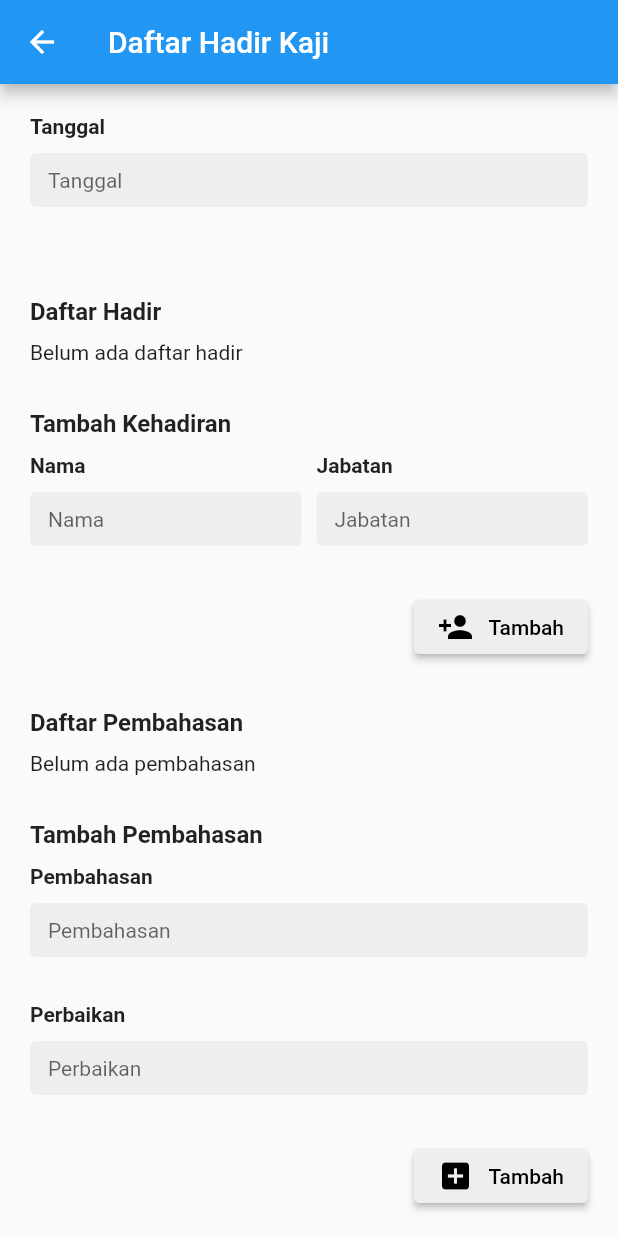
After one commit to jpngeekudin/halal-chain-android, a Flutter app: the UmkmDaftarHadirKajiPage screen opened directly, on a phone screen of 412 x 824 dp. The commit adds this screen. Run offline on Flutter 3.47's test engine with Material 2 defaults, Android fonts, the phone set to English and light mode, and no system bars; our stand-ins replace dio, dotted_border, file_picker, flutter_secure_storage, google_fonts, logger; accounts and stored records are empty.

Commit message:
umkm pembahsan page

```diff
--- a/lib/models/umkm_model.dart
+++ b/lib/models/umkm_model.dart
@@ -74,3 +74,18 @@ class UmkmSoalAudit {
     jawaban = jawaban;
   }
 }
+
+class UmkmDaftarHadirKaji {
+  String nama;
+  String jabatan;
+  String? paraf;
+
+  UmkmDaftarHadirKaji(this.nama, this.jabatan, this.paraf);
+}
+
+class UmkmDaftarHadirKajiPembahasan {
+  String pembahasan;
+  String perbaikan;
+
+  UmkmDaftarHadirKajiPembahasan(this.pembahasan, this.perbaikan);
+}
--- a/lib/pages/home_page.dart
+++ b/lib/pages/home_page.dart
@@ -7,6 +7,7 @@ import 'package:halal_chain/models/user_data_model.dart';
 import 'package:halal_chain/pages/profile_page.dart';
 import 'package:halal_chain/pages/umkm_pages/umkm_audit_internal_2_page.dart';
 import 'package:halal_chain/pages/umkm_pages/umkm_audit_internal_page.dart';
+import 'package:halal_chain/pages/umkm_pages/umkm_daftar_hadir_kaji_page.dart';
 import 'package:halal_chain/pages/umkm_pages/umkm_detail_insert_page.dart';
 import 'package:halal_chain/pages/umkm_pages/umkm_evaluasi_page.dart';
 import 'package:halal_chain/pages/umkm_pages/umkm_penilaian_page.dart';
@@ -194,6 +195,15 @@ class HomePage extends StatelessWidget {
                             context: context,
                             route: MaterialPageRoute(builder: (context) => UmkmAuditInternal2Page())
                           ),
+                        ),
+                        Container(
+                          margin: EdgeInsets.only(bottom: 20),
+                          child: _getMenuItem(
+                            title: 'Daftar Hadir Kajian',
+                            subtitle: 'Mengisi daftar hadir kajian',
+                            context: context,
+                            route: MaterialPageRoute(builder: (context) => UmkmDaftarHadirKajiPage())
+                          ),
                         )],
 
 
--- /dev/null
+++ b/lib/pages/umkm_pages/umkm_daftar_hadir_kaji_page.dart
@@ -0,0 +1,358 @@
+import 'package:flutter/material.dart';
+import 'package:halal_chain/helpers/date_helper.dart';
+import 'package:halal_chain/helpers/form_helper.dart';
+import 'package:halal_chain/models/umkm_model.dart';
+import 'package:logger/logger.dart';
+
+class UmkmDaftarHadirKajiPage extends StatefulWidget {
+  const UmkmDaftarHadirKajiPage({ Key? key }) : super(key: key);
+
+  @override
+  State<UmkmDaftarHadirKajiPage> createState() => _UmkmDaftarHadirKajiPageState();
+}
+
+class _UmkmDaftarHadirKajiPageState extends State<UmkmDaftarHadirKajiPage> {
+
+  final _tanggalController = TextEditingController();
+  DateTime? _tanggalModel;
+
+  final _namaController = TextEditingController();
+  final _jabatanController = TextEditingController();
+  final _parafController = TextEditingController();
+
+  final _pembahasanController = TextEditingController();
+  final _perbaikanController = TextEditingController();
+
+  List<UmkmDaftarHadirKaji> _daftarHadir = [];
+  List<UmkmDaftarHadirKajiPembahasan> _daftarPembahasan = [];
+
+  final _titleTextStyle = TextStyle(
+    fontWeight: FontWeight.bold,
+    fontSize: 16,
+  );
+
+  Widget _getHadirItem(UmkmDaftarHadirKaji kehadiran) {
+    return Container(
+      width: double.infinity,
+      padding: EdgeInsets.symmetric(vertical: 10, horizontal: 20),
+      margin: EdgeInsets.only(bottom: 10),
+      decoration: BoxDecoration(
+        border: Border.all(
+          color: Theme.of(context).dividerColor,
+        ),
+        borderRadius: BorderRadius.circular(10),
+      ),
+      child: Row(
+        crossAxisAlignment: CrossAxisAlignment.center,
+        children: [
+          Expanded(
+            child: Column(
+              crossAxisAlignment: CrossAxisAlignment.start,
+              children: [
+                Text(kehadiran.nama, style: TextStyle(
+                  fontWeight: FontWeight.bold
+                )),
+                SizedBox(height: 5),
+                Text(kehadiran.jabatan, style: TextStyle(
+                  color: Colors.grey[600]
+                ))
+              ],
+            ),
+          ),
+          InkWell(
+            onTap: () => _removeKehadiran(kehadiran),
+            child: Icon(Icons.remove, color: Colors.red),
+          )
+        ],
+      )
+    );
+  }
+
+  Widget _getTablePembahsan(List<UmkmDaftarHadirKajiPembahasan> daftarPembahasan) {
+    Widget getTableCell(Widget content) {
+      return TableCell(
+        child: Container(
+          padding: EdgeInsets.all(10),
+          child: content
+        ),
+      );
+    }
+
+    return Table(
+      border: TableBorder.all(
+        color: Theme.of(context).dividerColor
+      ),
+      columnWidths: {
+        0: FlexColumnWidth(),
+        1: FlexColumnWidth(),
+        2: FixedColumnWidth(42)
+      },
+      children: [
+        TableRow(
+          children: [
+            getTableCell(
+              Text('Pembahasan', style: TextStyle(
+                fontWeight: FontWeight.bold
+              ))
+            ),
+            getTableCell(
+              Text('Perbaikan', style: TextStyle(
+                fontWeight: FontWeight.bold
+              ))
+            ),
+            getTableCell(
+              Icon(Icons.more_horiz)
+            ),
+          ]
+        ),
+        ..._daftarPembahasan.map((pembahasan) {
+          return TableRow(
+            children: [
+              getTableCell(
+                Text(pembahasan.pembahasan)
+              ),
+              getTableCell(
+                Text(pembahasan.perbaikan)
+              ),
+              getTableCell(
+                InkWell(
+                  onTap: () => _removePembahasan(pembahasan),
+                  child: Icon(Icons.remove, color: Colors.red)
+                )
+              ),
+            ]
+          );
+        })
+      ],
+    );
+  }
+
+  void _addKehadiran() {
+    if (
+      _namaController.text.isEmpty ||
+      _jabatanController.text.isEmpty
+    ) {
+      final snackBar = SnackBar(content: Text('Harap isi semua field yang dibutuhkan.'));
+      ScaffoldMessenger.of(context).showSnackBar(snackBar);
+      return;
+    }
+
+    final kehadiran = UmkmDaftarHadirKaji(_namaController.text, _jabatanController.text, '');
+    setState(() => _daftarHadir.add(kehadiran));
+
+    _namaController.text = '';
+    _jabatanController.text = '';
+    _parafController.text = '';
+  }
+
+  void _removeKehadiran(UmkmDaftarHadirKaji kehadiran) {
+    setState(() => _daftarHadir.remove(kehadiran));
+  }
+
+  void _addPembahasan() {
+    if (
+      _pembahasanController.text.isEmpty ||
+      _perbaikanController.text.isEmpty
+    ) {
+      final snackBar = SnackBar(content: Text('Harap isi semua field yang dibutuhkan.'));
+      ScaffoldMessenger.of(context).showSnackBar(snackBar);
+      return;
+    }
+
+    final pembahasan = UmkmDaftarHadirKajiPembahasan(_pembahasanController.text, _perbaikanController.text);
+    setState(() => _daftarPembahasan.add(pembahasan));
+
+    _pembahasanController.text = '';
+    _perbaikanController.text = '';
+  }
+
+  void _removePembahasan(UmkmDaftarHadirKajiPembahasan pembahasan) {
+    setState(() => _daftarPembahasan.remove(pembahasan));
+  }
+
+  void _submit() async {
+    String? error;
+    if (_daftarPembahasan.isEmpty) error = 'Harap isi pembahasan';
+    if (_daftarHadir.isEmpty) error = 'Harap isi daftar hadir!';
+    if (_tanggalModel == null) error = 'Harap isi tanggal!';
+
+    if (error != null) {
+      final snackBar = SnackBar(content: Text(error));
+      ScaffoldMessenger.of(context).showSnackBar(snackBar);
+      return;
+    }
+
+    final params = {
+      'id': '',
+      'tanggal': _tanggalModel?.millisecondsSinceEpoch,
+      'list_orang': _daftarHadir.map((hadir) => {
+        'nama': hadir.nama,
+        'jabatan': hadir.jabatan,
+        'paraf': hadir.paraf
+      }).toList(),
+      'pembahasan': _daftarPembahasan.map((pembahasan) => {
+        'pembahasan': pembahasan.pembahasan,
+        'perbaikan': pembahasan.perbaikan
+      }).toList()
+    };
+
+    final logger = Logger();
+    logger.i(params);
+  }
+
+  @override
+  Widget build(BuildContext context) {
+    return Scaffold(
+      appBar: AppBar(
+        title: Text('Daftar Hadir Kaji'),
+      ),
+      body: SafeArea(
+        child: SingleChildScrollView(
+          child: Container(
+            padding: EdgeInsets.all(20),
+            child: Column(
+              crossAxisAlignment: CrossAxisAlignment.start,
+              children: [
+                getInputWrapper(
+                  label: 'Tanggal',
+                  input: TextFormField(
+                    controller: _tanggalController,
+                    decoration: getInputDecoration(label: 'Tanggal'),
+                    style: inputTextStyle,
+                    onTap: () async {
+                      FocusScope.of(context).requestFocus(FocusNode());
+                      DateTime? picked = await showDatePicker(
+                        context: context,
+                        initialDate: _tanggalController.text.isNotEmpty
+                          ? defaultDateFormat.parse(_tanggalController.text)
+                          : DateTime.now(),
+                        firstDate: DateTime(2016),
+                        lastDate: DateTime(2100),
+                      );
+
+                      if (picked != null) {
+                        setState(() => _tanggalModel = picked);
+                        _tanggalController.text = defaultDateFormat.format(picked);
+                      }
+                    },
+                  ),
+                ),
+                SizedBox(height: 30),
+
+                Text('Daftar Hadir', style: _titleTextStyle),
+                SizedBox(height: 10),
+                if (_daftarHadir.isEmpty) Text('Belum ada daftar hadir')
+                else ..._daftarHadir.map((hadir) => _getHadirItem(hadir)),
+                SizedBox(height: 30),
+
+                Text('Tambah Kehadiran', style: _titleTextStyle),
+                SizedBox(height: 10),
+                Row(
+                  crossAxisAlignment: CrossAxisAlignment.center,
+                  children: [
+                    Expanded(
+                      child: getInputWrapper(
+                        label: 'Nama',
+                        input: TextField(
+                          controller: _namaController,
+                          decoration: getInputDecoration(label: 'Nama'),
+                          style: inputTextStyle,
+                        )
+                      ),
+                    ),
+                    SizedBox(width: 10),
+                    Expanded(
+                      child: getInputWrapper(
+                        label: 'Jabatan',
+                        input: TextField(
+                          controller: _jabatanController,
+                          decoration: getInputDecoration(label: 'Jabatan'),
+                          style: inputTextStyle,
+                        )
+                      ),
+                    )
+                  ]
+                ),
+                Row(
+                  mainAxisAlignment: MainAxisAlignment.end,
+                  children: [
+                    ElevatedButton(
+                      child: Wrap(
+                        crossAxisAlignment: WrapCrossAlignment.center,
+                        children: [
+                          Icon(Icons.person_add, color: Colors.black),
+                          SizedBox(width: 10),
+                          Text('Tambah', style: TextStyle(color: Colors.black)),
+                        ],
+                      ),
+                      onPressed: () => _addKehadiran(),
+                      style: ElevatedButton.styleFrom(
+                        primary: Colors.grey[200],
+                      ),
+                    )
+                  ],
+                ),
+                SizedBox(height: 30),
+
+                Text('Daftar Pembahasan', style: _titleTextStyle),
+                SizedBox(height: 10),
+                if (_daftarPembahasan.isEmpty) Text('Belum ada pembahasan')
+                else _getTablePembahsan(_daftarPembahasan),
+                SizedBox(height: 30),
+
+                Text('Tambah Pembahasan', style: _titleTextStyle),
+                SizedBox(height: 10),
+                getInputWrapper(
+                  label: 'Pembahasan',
+                  input: TextField(
+                    controller: _pembahasanController,
+                    decoration: getInputDecoration(label: 'Pembahasan'),
+                    style: inputTextStyle,
+                  )
+                ),
+                getInputWrapper(
+                  label: 'Perbaikan',
+                  input: TextField(
+                    controller: _perbaikanController,
+                    decoration: getInputDecoration(label: 'Perbaikan'),
+                    style: inputTextStyle,
+                  )
+                ),
+                Row(
+                  mainAxisAlignment: MainAxisAlignment.end,
+                  children: [
+                    ElevatedButton(
+                      child: Wrap(
+                        crossAxisAlignment: WrapCrossAlignment.center,
+                        children: [
+                          Icon(Icons.add_box, color: Colors.black),
+                          SizedBox(width: 10),
+                          Text('Tambah', style: TextStyle(
+                            color: Colors.black
+                          ))
+                        ],
+                      ),
+                      style: ElevatedButton.styleFrom(
+                        primary: Colors.grey[200]
+                      ),
+                      onPressed: () => _addPembahasan(),
+                    )
+                  ],
+                ),
+                SizedBox(height: 30),
+
+                SizedBox(
+                  width: double.infinity,
+                  child: ElevatedButton(
+                    child: Text('Submit'),
+                    onPressed: () => _submit(),
+                  ),
+                )
+              ],
+            ),
+          ),
+        ),
+      ),
+    );
+  }
+}
```
